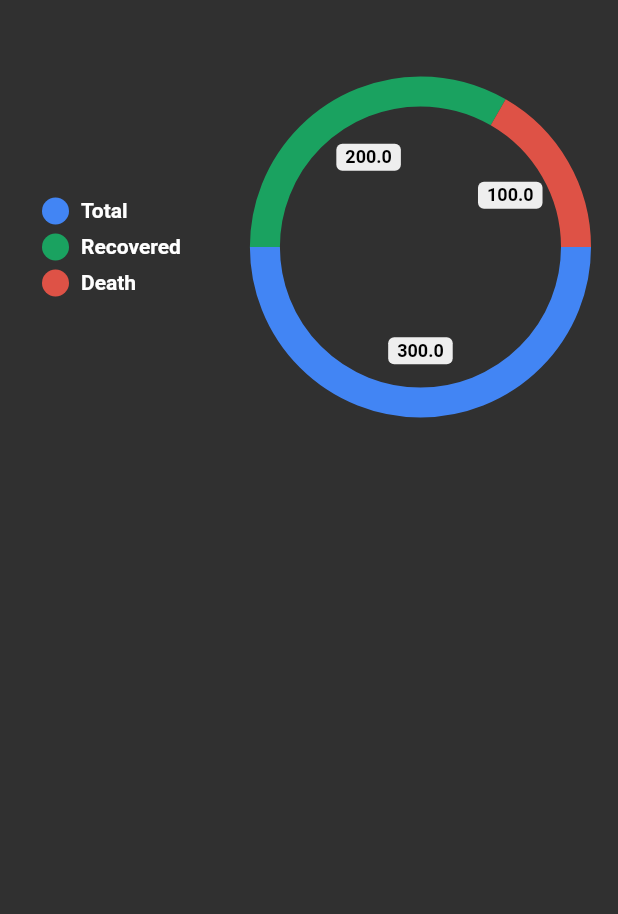
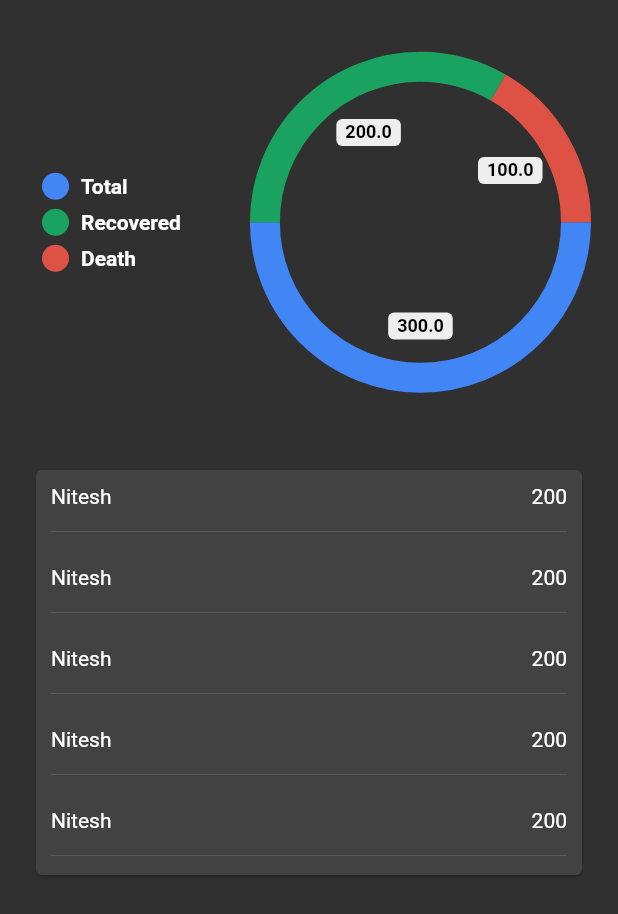
Before and after one commit to Nitesh8795/Covid_Tracker, a Flutter app: the screen it shows after launch, on a phone screen of 412 x 824 dp. Shown: the top 914 px of the screen. Run offline on Flutter 3.47's test engine with Material 2 defaults, Android fonts, the phone set to English and light mode, and no system bars; drawn by our look-alikes of pie_chart.

Commit message:
Widget added for displaying world data

```diff
--- a/lib/View/WorldStats.dart
+++ b/lib/View/WorldStats.dart
@@ -8,12 +8,11 @@ class WorldStatus extends StatefulWidget {
   State<WorldStatus> createState() => _WorldStatusState();
 }
 
-class _WorldStatusState extends State<WorldStatus> with TickerProviderStateMixin
-{
-  late final AnimationController _controller = AnimationController(
-    duration: const Duration(seconds: 5),
-    vsync: this
-  )..repeat();
+class _WorldStatusState extends State<WorldStatus>
+    with TickerProviderStateMixin {
+  late final AnimationController _controller =
+      AnimationController(duration: const Duration(seconds: 5), vsync: this)
+        ..repeat();
 
   @override
   void dispose() {
@@ -25,7 +24,6 @@ class _WorldStatusState extends State<WorldStatus> with TickerProviderStateMixin
     Color(0xff4285F4),
     Color(0xff1aa260),
     Color(0xffde5246),
-
   ];
 
   @override
@@ -37,20 +35,30 @@ class _WorldStatusState extends State<WorldStatus> with TickerProviderStateMixin
           child: Column(
             children: [
               SizedBox(
-                height: MediaQuery.of(context).size.height * 0.04,
+                height: MediaQuery.of(context).size.height * 0.02,
               ),
               PieChart(
-                  dataMap: const{
-                    "Total" : 300,
-                    "Recovered" : 200,
-                    "Death" : 100
-                  },
+                dataMap: const {"Total": 300, "Recovered": 200, "Death": 100},
                 chartType: ChartType.ring,
                 legendOptions: const LegendOptions(
                   legendPosition: LegendPosition.left,
                 ),
                 animationDuration: const Duration(milliseconds: 2000),
                 colorList: colorList,
+              ),
+              Padding(
+                padding: EdgeInsets.symmetric(vertical: MediaQuery.of(context).size.height * 0.06),
+                child: Card(
+                  child: Column(
+                    children: [
+                      ReusableRow(title: "Nitesh", value: '200'),
+                      ReusableRow(title: "Nitesh", value: '200'),
+                      ReusableRow(title: "Nitesh", value: '200'),
+                      ReusableRow(title: "Nitesh", value: '200'),
+                      ReusableRow(title: "Nitesh", value: '200'),
+                    ],
+                  ),
+                ),
               ),
             ],
           ),
@@ -59,3 +67,29 @@ class _WorldStatusState extends State<WorldStatus> with TickerProviderStateMixin
     );
   }
 }
+
+class ReusableRow extends StatelessWidget {
+  String title, value;
+
+  ReusableRow({Key? key, required this.title, required this.value})
+      : super(key: key);
+
+  @override
+  Widget build(BuildContext context) {
+    return Padding(
+      padding: const EdgeInsets.only(top: 10, bottom: 5, right: 10, left: 10),
+      child: Column(
+        children: [
+          Row(
+            mainAxisAlignment: MainAxisAlignment.spaceBetween,
+            children: [Text(title), Text(value)],
+          ),
+          SizedBox(
+            height: 7,
+          ),
+          Divider(),
+        ],
+      ),
+    );
+  }
+}
```
